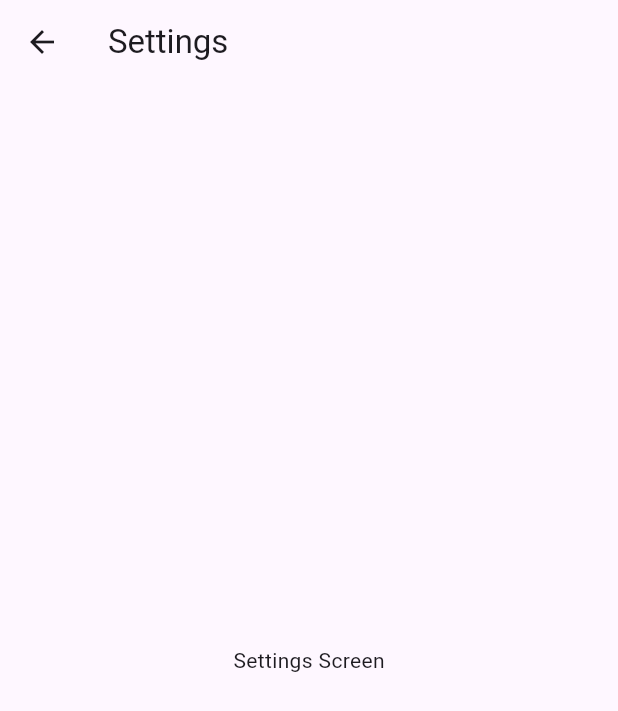
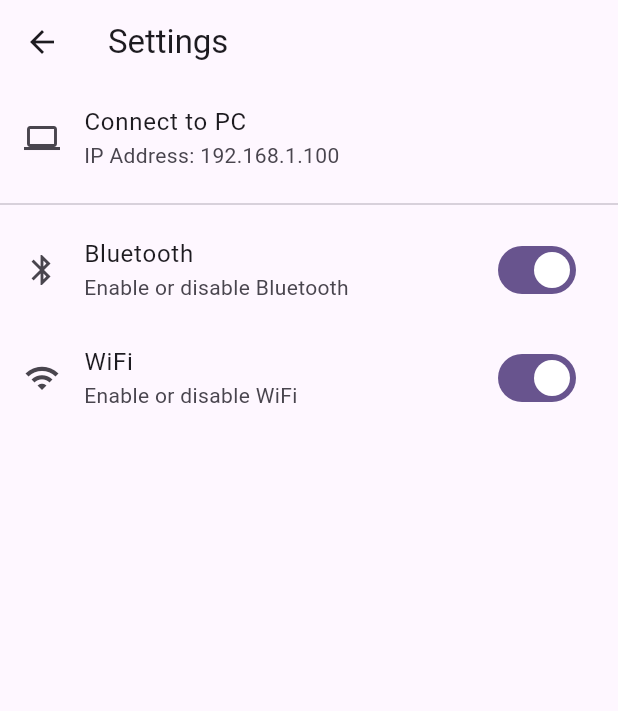
Before and after one commit to Ad2m1109/Phone-Graphics-Tablet-Project, a Flutter app: the SettingsScreen screen opened by its route, on a phone screen of 412 x 824 dp. Shown: the top 711 px of the screen. Run offline on Flutter 3.47's test engine with Material 3 defaults, Android fonts, the phone set to English and light mode, and no system bars.

Commit message:
settings screen

```diff
--- a/lib/main.dart
+++ b/lib/main.dart
@@ -11,6 +11,7 @@
   Widget build(BuildContext context) {
     return MaterialApp(
       title: 'Phone Graphics Tablet',
+      debugShowCheckedModeBanner: false,
       theme: ThemeData(
         colorScheme: ColorScheme.fromSeed(seedColor: Colors.deepPurple),
         useMaterial3: true,
@@ -105,8 +106,16 @@
   bool shouldRepaint(DrawingPainter oldDelegate) => oldDelegate.points != points;
 }
 
-class SettingsScreen extends StatelessWidget {
+class SettingsScreen extends StatefulWidget {
   const SettingsScreen({super.key});
+
+  @override
+  State<SettingsScreen> createState() => _SettingsScreenState();
+}
+
+class _SettingsScreenState extends State<SettingsScreen> {
+  bool _isBluetoothEnabled = true;
+  bool _isWifiEnabled = true;
 
   @override
   Widget build(BuildContext context) {
@@ -114,8 +123,40 @@
       appBar: AppBar(
         title: const Text('Settings'),
       ),
-      body: const Center(
-        child: Text('Settings Screen'),
+      body: ListView(
+        children: [
+          ListTile(
+            title: const Text('Connect to PC'),
+            subtitle: const Text('IP Address: 192.168.1.100'), // Placeholder
+            leading: const Icon(Icons.computer),
+            onTap: () {
+              // TODO: Implement PC connection logic
+            },
+          ),
+          const Divider(),
+          SwitchListTile(
+            title: const Text('Bluetooth'),
+            subtitle: const Text('Enable or disable Bluetooth'),
+            value: _isBluetoothEnabled,
+            onChanged: (bool value) {
+              setState(() {
+                _isBluetoothEnabled = value;
+              });
+            },
+            secondary: const Icon(Icons.bluetooth),
+          ),
+          SwitchListTile(
+            title: const Text('WiFi'),
+            subtitle: const Text('Enable or disable WiFi'),
+            value: _isWifiEnabled,
+            onChanged: (bool value) {
+              setState(() {
+                _isWifiEnabled = value;
+              });
+            },
+            secondary: const Icon(Icons.wifi),
+          ),
+        ],
       ),
     );
   }
```
